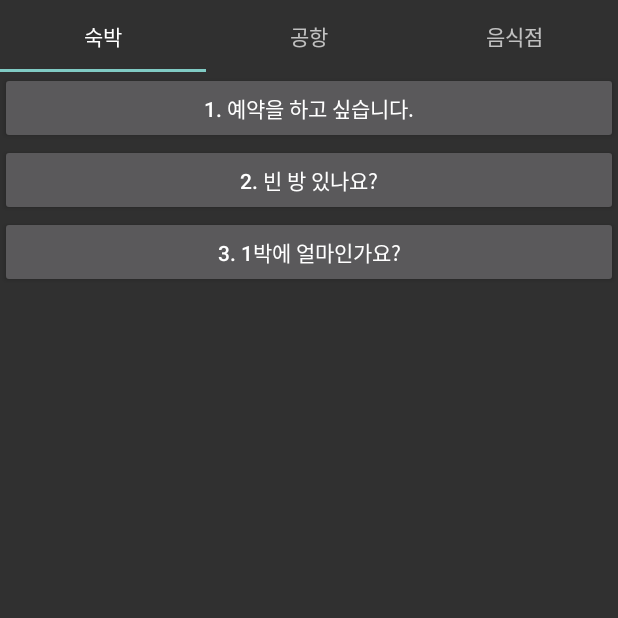
After one commit to sojaehong/EasyRandomEnglish, an Android app: the MainActivity screen opened directly, with no data from a screen before it, on a phone screen of 412 x 824 dp, the top half of it. The commit adds this screen. Run offline under Robolectric (Android 15) with nearby library versions, the phone set to English and light mode, and no system bars.

Commit message:
main 부분 뷰페이저 , 텝레이아웃으로 변경

```diff
--- a/app/build.gradle
+++ b/app/build.gradle
@@ -10,6 +10,7 @@ android {
         versionName "1.0"
         testInstrumentationRunner "android.support.test.runner.AndroidJUnitRunner"
     }
+
     buildTypes {
         release {
             minifyEnabled false
@@ -26,4 +27,5 @@ dependencies {
     testImplementation 'junit:junit:4.12'
     androidTestImplementation 'com.android.support.test:runner:1.0.1'
     androidTestImplementation 'com.android.support.test.espresso:espresso-core:3.0.1'
+    implementation 'com.android.support:design:27.1.1'
 }
--- a/app/src/main/AndroidManifest.xml
+++ b/app/src/main/AndroidManifest.xml
@@ -17,7 +17,7 @@
             </intent-filter>
         </activity>
         <activity android:name=".QuestionActivity" />
-        <activity android:name=".CategoryActivity" />
+        <activity android:name=".MainActivity" />
     </application>
 
 </manifest>
--- /dev/null
+++ b/app/src/main/java/tour/app/english/com/tourapp/Adapter/ViewPagerAdapter.java
@@ -0,0 +1,51 @@
+package tour.app.english.com.tourapp.Adapter;
+
+import android.support.annotation.Nullable;
+import android.support.v4.app.Fragment;
+import android.support.v4.app.FragmentManager;
+import android.support.v4.app.FragmentPagerAdapter;
+
+import tour.app.english.com.tourapp.Fragment.FragmentAccomodation;
+import tour.app.english.com.tourapp.Fragment.FragmentAirport;
+import tour.app.english.com.tourapp.Fragment.FragmentRestaurant;
+
+public class ViewPagerAdapter extends FragmentPagerAdapter{
+
+    public ViewPagerAdapter(FragmentManager fm) {
+        super(fm);
+    }
+
+    @Override
+    public Fragment getItem(int position) {
+        FragmentAccomodation fragmentAccomodation = new FragmentAccomodation();
+        FragmentAirport fragmentAirport = new FragmentAirport();
+        FragmentRestaurant fragmentRestaurant = new FragmentRestaurant();
+
+        if(position == 0)
+            return fragmentAccomodation;
+        if(position == 1)
+            return  fragmentAirport;
+        if(position == 2)
+            return fragmentRestaurant;
+
+        return null;
+    }
+
+    @Override
+    public int getCount() {
+        return 3;
+    }
+
+    @Nullable
+    @Override
+    public CharSequence getPageTitle(int position) {
+        if(position == 0)
+            return "숙박";
+        if(position == 1)
+            return  "공항";
+        if(position == 2)
+            return  "음식점";
+
+        return super.getPageTitle(position);
+    }
+}
--- a/app/src/main/java/tour/app/english/com/tourapp/Fragment_accomodation.java
+++ b/app/src/main/java/tour/app/english/com/tourapp/Fragment/FragmentAccomodation.java
@@ -1,4 +1,4 @@
-package tour.app.english.com.tourapp;
+package tour.app.english.com.tourapp.Fragment;
 
 import android.content.Intent;
 import android.os.Bundle;
@@ -9,27 +9,23 @@ import android.view.ViewGroup;
 import android.widget.Button;
 import android.widget.LinearLayout;
 
+import tour.app.english.com.tourapp.PutGetCategories;
+import tour.app.english.com.tourapp.PutGetSentences;
+import tour.app.english.com.tourapp.QuestionActivity;
+import tour.app.english.com.tourapp.R;
 
-/**
- * A simple {@link Fragment} subclass.
- * Activities that contain this fragment must implement the
- * {@link Fragment_accomodation.OnFragmentInteractionListener} interface
- * to handle interaction events.
- * Use the {@link Fragment_accomodation#newInstance} factory method to
- * create an instance of this fragment.
- */
-public class Fragment_accomodation extends Fragment {
+
+public class FragmentAccomodation extends Fragment {
     Button question1, question2, question3;
     LinearLayout layout;
 
-    QuestionData questionData = new QuestionData();
     PutGetCategories putGetCategories = new PutGetCategories();
     PutGetSentences putGetSentences = new PutGetSentences();
 
     @Override
     public View onCreateView(
             LayoutInflater inflater, ViewGroup container, Bundle savedInstanceState) {
-        final View view = inflater.inflate(R.layout.fragment_fragment_accomodation, null);
+        final View view = inflater.inflate(R.layout.fragment_accomodation, null);
 
         question1 = view.findViewById(R.id.accQ1);
         question2 = view.findViewById(R.id.accQ2);
--- a/app/src/main/java/tour/app/english/com/tourapp/Fragment_airport.java
+++ b/app/src/main/java/tour/app/english/com/tourapp/Fragment/FragmentAirport.java
@@ -1,4 +1,4 @@
-package tour.app.english.com.tourapp;
+package tour.app.english.com.tourapp.Fragment;
 
 import android.content.Intent;
 import android.os.Bundle;
@@ -9,19 +9,23 @@ import android.view.ViewGroup;
 import android.widget.Button;
 import android.widget.LinearLayout;
 
-public class Fragment_airport extends Fragment {
+import tour.app.english.com.tourapp.PutGetCategories;
+import tour.app.english.com.tourapp.PutGetSentences;
+import tour.app.english.com.tourapp.QuestionActivity;
+import tour.app.english.com.tourapp.R;
+
+public class FragmentAirport extends Fragment {
 
     Button question1, question2, question3;
     LinearLayout layout;
 
-    QuestionData questionData = new QuestionData();
     PutGetCategories putGetCategories = new PutGetCategories();
     PutGetSentences putGetSentences = new PutGetSentences();
 
     @Override
     public View onCreateView(
             LayoutInflater inflater, ViewGroup container, Bundle savedInstanceState) {
-        final View view = inflater.inflate(R.layout.fragment_fragment_airport, null);
+        final View view = inflater.inflate(R.layout.fragment_airport, null);
 
         question1 = view.findViewById(R.id.airQ1);
         question2 = view.findViewById(R.id.airQ2);
--- a/app/src/main/java/tour/app/english/com/tourapp/IntroActivity.java
+++ b/app/src/main/java/tour/app/english/com/tourapp/IntroActivity.java
@@ -24,7 +24,7 @@ public class IntroActivity extends AppCompatActivity {
         layout.setOnClickListener(new View.OnClickListener() {
             @Override
             public void onClick(View view) {
-                Intent intent = new Intent(IntroActivity.this, CategoryActivity.class);
+                Intent intent = new Intent(IntroActivity.this, MainActivity.class);
                 startActivity(intent);
             }
         });
--- /dev/null
+++ b/app/src/main/java/tour/app/english/com/tourapp/MainActivity.java
@@ -0,0 +1,50 @@
+package tour.app.english.com.tourapp;
+
+import android.app.AlertDialog;
+import android.content.DialogInterface;
+import android.os.Bundle;
+import android.support.design.widget.TabLayout;
+import android.support.v4.app.FragmentManager;
+import android.support.v4.view.ViewPager;
+import android.support.v7.app.AppCompatActivity;
+import android.widget.Button;
+import android.widget.LinearLayout;
+import android.widget.TextView;
+
+import tour.app.english.com.tourapp.Adapter.ViewPagerAdapter;
+
+public class MainActivity extends AppCompatActivity {
+
+    @Override
+    protected void onCreate(Bundle savedInstanceState) {
+        super.onCreate(savedInstanceState);
+        setContentView(R.layout.activity_main);
+
+        // 뷰페이저 셋팅
+        ViewPager viewPager = findViewById(R.id.view_pager_main);
+        ViewPagerAdapter viewPagerAdapter = new ViewPagerAdapter(getSupportFragmentManager());
+        viewPager.setAdapter(viewPagerAdapter);
+
+        //텝 레이아웃 셋팅
+        TabLayout tabLayout = findViewById(R.id.tab_layout_main);
+        tabLayout.setupWithViewPager(viewPager);
+
+
+    }
+
+    @Override
+    public void onBackPressed() {
+        LinearLayout linearLayout = (LinearLayout) findViewById(R.id.startlayout);
+        new AlertDialog.Builder(this)
+                .setTitle("프로그램 종료")
+                .setMessage("프로그램을 종료하시겠습니까?")
+                .setNegativeButton("예", new DialogInterface.OnClickListener() {
+                    @Override
+                    public void onClick(DialogInterface dialog, int which) {
+                        moveTaskToBack(true);
+                        finish();
+                    }
+                })
+                .setPositiveButton("아니오", null).show();
+    }
+}
--- /dev/null
+++ b/app/src/main/res/layout/activity_main.xml
@@ -0,0 +1,23 @@
+<?xml version="1.0" encoding="utf-8"?>
+<LinearLayout xmlns:android="http://schemas.android.com/apk/res/android"
+    android:id="@+id/startlayout"
+    android:layout_width="match_parent"
+    android:layout_height="match_parent"
+    android:orientation="vertical">
+
+    <!--텝 레이아웃-->
+    <android.support.design.widget.TabLayout
+        android:id="@+id/tab_layout_main"
+        android:layout_width="match_parent"
+        android:layout_height="wrap_content">
+
+    </android.support.design.widget.TabLayout>
+
+    <!--프레그먼트 뷰 페이저-->
+    <android.support.v4.view.ViewPager
+        android:id="@+id/view_pager_main"
+        android:layout_width="match_parent"
+        android:layout_height="match_parent">
+
+    </android.support.v4.view.ViewPager>
+</LinearLayout>
```
Also changed, not shown: app/src/main/java/tour/app/english/com/tourapp/CategoryActivity.java (deleted, +0 -83 lines), app/src/main/java/tour/app/english/com/tourapp/Fragment/FragmentRestaurant.java (renamed from app/src/main/java/tour/app/english/com/tourapp/Fragment_restaurant.java, +8 -12 lines), app/src/main/java/tour/app/english/com/tourapp/QuestionActivity.java (+3 -12 lines), app/src/main/res/layout/activity_category.xml (deleted, +0 -88 lines), app/src/main/res/layout/fragment_accomodation.xml (renamed from app/src/main/res/layout/fragment_fragment_accomodation.xml), app/src/main/res/layout/fragment_airport.xml (renamed from app/src/main/res/layout/fragment_fragment_airport.xml), app/src/main/res/layout/fragment_restaurant.xml (renamed from app/src/main/res/layout/fragment_fragment_restaurant.xml).
